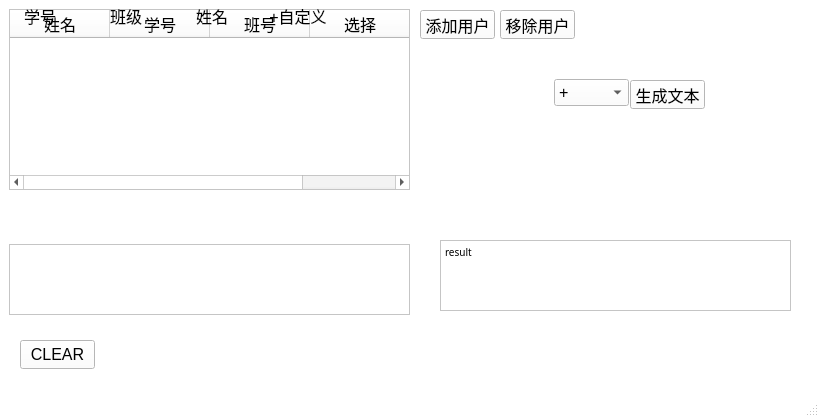
The window that ui/mainWindow.ui (dake0805/ExperimentFileNameGenerater) describes before a commit, drawn with Qt 5.
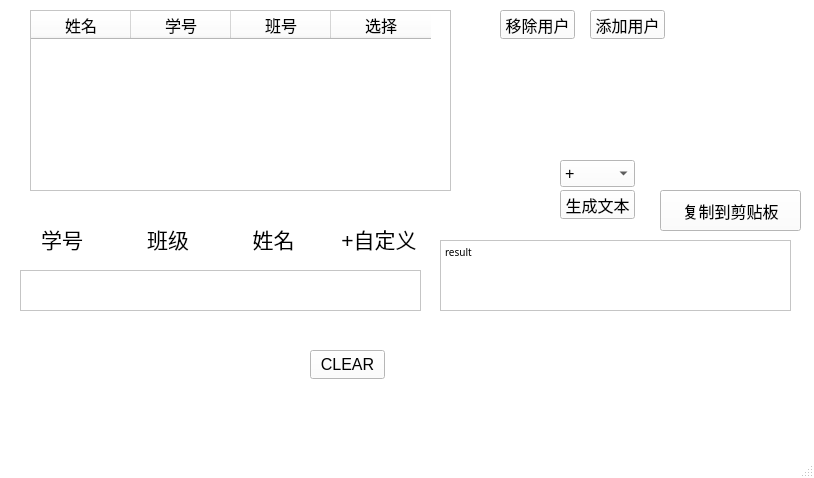
The same window after the commit.

```diff
--- a/ui/mainWindow.ui
+++ b/ui/mainWindow.ui
@@ -6,8 +6,8 @@
    <rect>
     <x>0</x>
     <y>0</y>
-    <width>819</width>
-    <height>417</height>
+    <width>814</width>
+    <height>478</height>
    </rect>
   </property>
   <property name="palette">
@@ -462,7 +462,7 @@
    <widget class="QPushButton" name="add_user_button">
     <property name="geometry">
      <rect>
-      <x>420</x>
+      <x>590</x>
       <y>10</y>
       <width>75</width>
       <height>29</height>
@@ -512,9 +512,9 @@
    <widget class="QTableWidget" name="tableWidget">
     <property name="geometry">
      <rect>
-      <x>9</x>
-      <y>9</y>
-      <width>401</width>
+      <x>30</x>
+      <y>10</y>
+      <width>421</width>
       <height>181</height>
      </rect>
     </property>
@@ -564,8 +564,8 @@
    <widget class="QPushButton" name="clear_choose_button">
     <property name="geometry">
      <rect>
-      <x>20</x>
-      <y>340</y>
+      <x>310</x>
+      <y>350</y>
       <width>75</width>
       <height>29</height>
      </rect>
@@ -612,10 +612,10 @@
    <widget class="QListWidget" name="choose_form">
     <property name="geometry">
      <rect>
-      <x>9</x>
-      <y>244</y>
+      <x>20</x>
+      <y>270</y>
       <width>401</width>
-      <height>71</height>
+      <height>41</height>
      </rect>
     </property>
     <property name="sizePolicy">
@@ -626,8 +626,8 @@
     </property>
     <property name="font">
      <font>
-      <family>Microsoft YaHei UI Light</family>
-      <pointsize>12</pointsize>
+      <family>Microsoft YaHei UI</family>
+      <pointsize>16</pointsize>
      </font>
     </property>
     <property name="frameShape">
@@ -646,8 +646,8 @@
    <widget class="QComboBox" name="choose_delimiter">
     <property name="geometry">
      <rect>
-      <x>554</x>
-      <y>79</y>
+      <x>560</x>
+      <y>160</y>
       <width>75</width>
       <height>27</height>
      </rect>
@@ -692,8 +692,8 @@
    <widget class="QPushButton" name="generate_result_button">
     <property name="geometry">
      <rect>
-      <x>630</x>
-      <y>80</y>
+      <x>560</x>
+      <y>190</y>
       <width>75</width>
       <height>29</height>
      </rect>
@@ -708,14 +708,25 @@
      <string>生成文本</string>
     </property>
    </widget>
-   <widget class="QWidget" name="">
+   <widget class="QWidget" name="layoutWidget">
+    <property name="geometry">
+     <rect>
+      <x>20</x>
+      <y>220</y>
+      <width>401</width>
+      <height>38</height>
+     </rect>
+    </property>
     <layout class="QHBoxLayout" name="horizontalLayout">
+     <property name="spacing">
+      <number>22</number>
+     </property>
      <item>
       <widget class="QPushButton" name="choose_studentId">
        <property name="font">
         <font>
          <family>Microsoft YaHei UI</family>
-         <pointsize>12</pointsize>
+         <pointsize>16</pointsize>
         </font>
        </property>
        <property name="cursor">
@@ -737,7 +748,7 @@
        <property name="font">
         <font>
          <family>Microsoft YaHei UI</family>
-         <pointsize>12</pointsize>
+         <pointsize>16</pointsize>
         </font>
        </property>
        <property name="cursor">
@@ -759,7 +770,7 @@
        <property name="font">
         <font>
          <family>Microsoft YaHei UI</family>
-         <pointsize>12</pointsize>
+         <pointsize>16</pointsize>
         </font>
        </property>
        <property name="cursor">
@@ -781,7 +792,7 @@
        <property name="font">
         <font>
          <family>Microsoft YaHei UI</family>
-         <pointsize>12</pointsize>
+         <pointsize>16</pointsize>
         </font>
        </property>
        <property name="cursor">
@@ -803,6 +814,31 @@
      </item>
     </layout>
    </widget>
+   <widget class="QPushButton" name="generate_clipbord_button">
+    <property name="geometry">
+     <rect>
+      <x>660</x>
+      <y>190</y>
+      <width>141</width>
+      <height>41</height>
+     </rect>
+    </property>
+    <property name="sizePolicy">
+     <sizepolicy hsizetype="Minimum" vsizetype="Preferred">
+      <horstretch>0</horstretch>
+      <verstretch>0</verstretch>
+     </sizepolicy>
+    </property>
+    <property name="font">
+     <font>
+      <family>Microsoft YaHei UI</family>
+      <pointsize>12</pointsize>
+     </font>
+    </property>
+    <property name="text">
+     <string>复制到剪贴板</string>
+    </property>
+   </widget>
   </widget>
   <widget class="QMenuBar" name="menubar">
    <property name="geometry">
```
Left out of the diff: 2 changed lines with no effect on the pictures.
